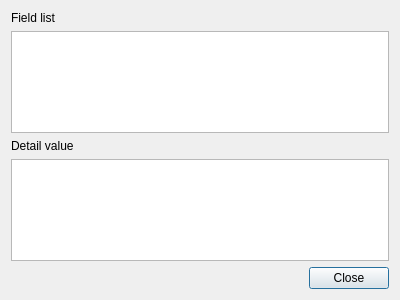
First picture: the form in CAMan/cert_info_dlg.ui, repository jykim74/CertMan, before the edit.
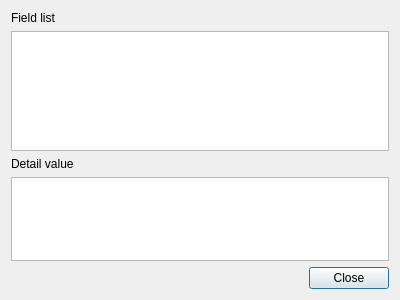
Second picture: the form after the edit.

Diff of the .ui file:
```diff
--- a/CAMan/cert_info_dlg.ui
+++ b/CAMan/cert_info_dlg.ui
@@ -45,7 +45,14 @@
     </widget>
    </item>
    <item row="1" column="0" colspan="2">
-    <widget class="QTableWidget" name="mFieldTable"/>
+    <widget class="QTableWidget" name="mFieldTable">
+     <property name="minimumSize">
+      <size>
+       <width>0</width>
+       <height>120</height>
+      </size>
+     </property>
+    </widget>
    </item>
    <item row="0" column="0">
     <widget class="QLabel" name="label">
```
